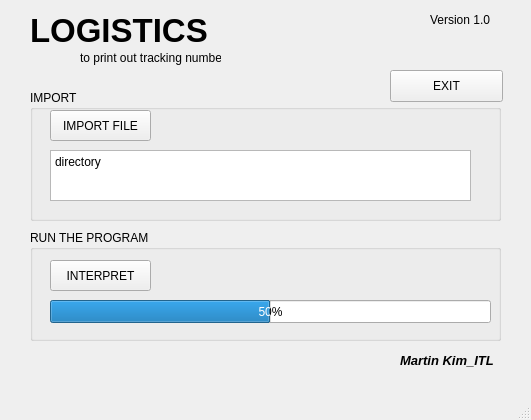
MartinKim1954/logistics_tracking-number, file tracking-number.ui: the form before one commit.
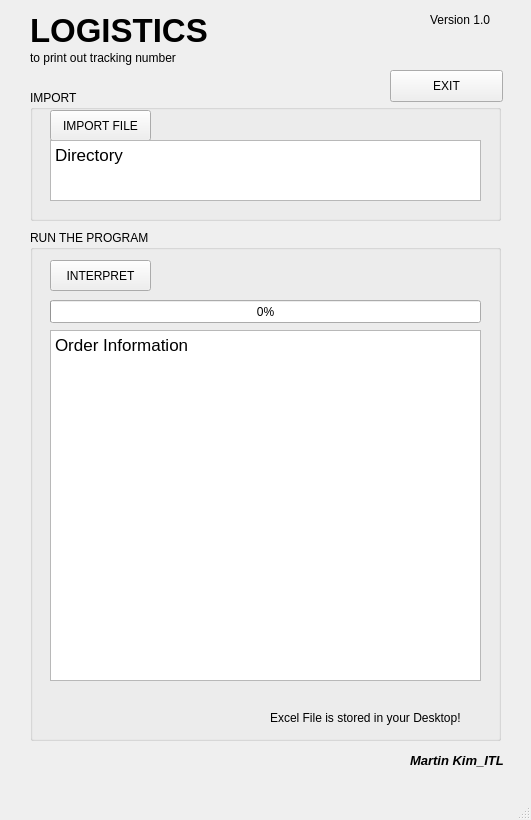
The form after the commit.

```diff
--- a/tracking-number.ui
+++ b/tracking-number.ui
@@ -7,7 +7,7 @@
     <x>0</x>
     <y>0</y>
     <width>531</width>
-    <height>420</height>
+    <height>820</height>
    </rect>
   </property>
   <property name="windowTitle">
@@ -37,9 +37,9 @@
    <widget class="QLabel" name="label_2">
     <property name="geometry">
      <rect>
-      <x>80</x>
+      <x>30</x>
       <y>50</y>
-      <width>141</width>
+      <width>171</width>
       <height>16</height>
      </rect>
     </property>
@@ -63,8 +63,8 @@
    <widget class="QLabel" name="label_4">
     <property name="geometry">
      <rect>
-      <x>400</x>
-      <y>350</y>
+      <x>410</x>
+      <y>750</y>
       <width>101</width>
       <height>20</height>
      </rect>
@@ -108,17 +108,21 @@
       <string>IMPORT FILE</string>
      </property>
     </widget>
-    <widget class="QPlainTextEdit" name="tb_import_directory">
+    <widget class="QTextEdit" name="tb_import_directory">
      <property name="geometry">
       <rect>
        <x>20</x>
-       <y>60</y>
-       <width>421</width>
-       <height>51</height>
+       <y>50</y>
+       <width>431</width>
+       <height>61</height>
       </rect>
      </property>
-     <property name="plainText">
-      <string>directory</string>
+     <property name="html">
+      <string>&lt;!DOCTYPE HTML PUBLIC &quot;-//W3C//DTD HTML 4.0//EN&quot; &quot;http://www.w3.org/TR/REC-html40/strict.dtd&quot;&gt;
+&lt;html&gt;&lt;head&gt;&lt;meta name=&quot;qrichtext&quot; content=&quot;1&quot; /&gt;&lt;style type=&quot;text/css&quot;&gt;
+p, li { white-space: pre-wrap; }
+&lt;/style&gt;&lt;/head&gt;&lt;body style=&quot; font-family:'.SF NS Text'; font-size:13pt; font-weight:400; font-style:normal;&quot;&gt;
+&lt;p style=&quot; margin-top:0px; margin-bottom:0px; margin-left:0px; margin-right:0px; -qt-block-indent:0; text-indent:0px;&quot;&gt;Directory&lt;/p&gt;&lt;/body&gt;&lt;/html&gt;</string>
      </property>
     </widget>
    </widget>
@@ -128,7 +132,7 @@
       <x>30</x>
       <y>230</y>
       <width>471</width>
-      <height>111</height>
+      <height>511</height>
      </rect>
     </property>
     <property name="title">
@@ -139,12 +143,12 @@
       <rect>
        <x>20</x>
        <y>70</y>
-       <width>441</width>
+       <width>431</width>
        <height>23</height>
       </rect>
      </property>
      <property name="value">
-      <number>50</number>
+      <number>0</number>
      </property>
     </widget>
     <widget class="QPushButton" name="btn_interpret">
@@ -160,6 +164,36 @@
       <string>INTERPRET</string>
      </property>
     </widget>
+    <widget class="QLabel" name="lb_storage_info">
+     <property name="geometry">
+      <rect>
+       <x>240</x>
+       <y>480</y>
+       <width>216</width>
+       <height>16</height>
+      </rect>
+     </property>
+     <property name="text">
+      <string>Excel File is stored in your Desktop!</string>
+     </property>
+    </widget>
+    <widget class="QTextEdit" name="tb_order_info">
+     <property name="geometry">
+      <rect>
+       <x>20</x>
+       <y>100</y>
+       <width>431</width>
+       <height>351</height>
+      </rect>
+     </property>
+     <property name="html">
+      <string>&lt;!DOCTYPE HTML PUBLIC &quot;-//W3C//DTD HTML 4.0//EN&quot; &quot;http://www.w3.org/TR/REC-html40/strict.dtd&quot;&gt;
+&lt;html&gt;&lt;head&gt;&lt;meta name=&quot;qrichtext&quot; content=&quot;1&quot; /&gt;&lt;style type=&quot;text/css&quot;&gt;
+p, li { white-space: pre-wrap; }
+&lt;/style&gt;&lt;/head&gt;&lt;body style=&quot; font-family:'.SF NS Text'; font-size:13pt; font-weight:400; font-style:normal;&quot;&gt;
+&lt;p style=&quot; margin-top:0px; margin-bottom:0px; margin-left:0px; margin-right:0px; -qt-block-indent:0; text-indent:0px;&quot;&gt;Order Information&lt;/p&gt;&lt;/body&gt;&lt;/html&gt;</string>
+     </property>
+    </widget>
    </widget>
    <widget class="QPushButton" name="btn_exit">
     <property name="geometry">
```
